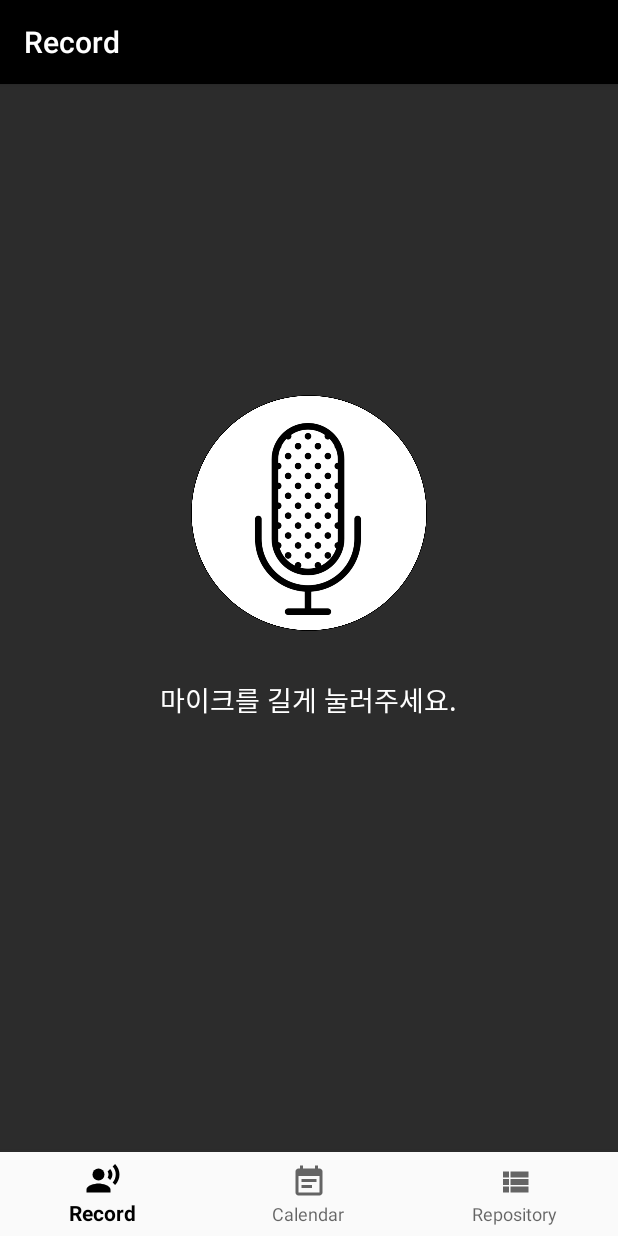
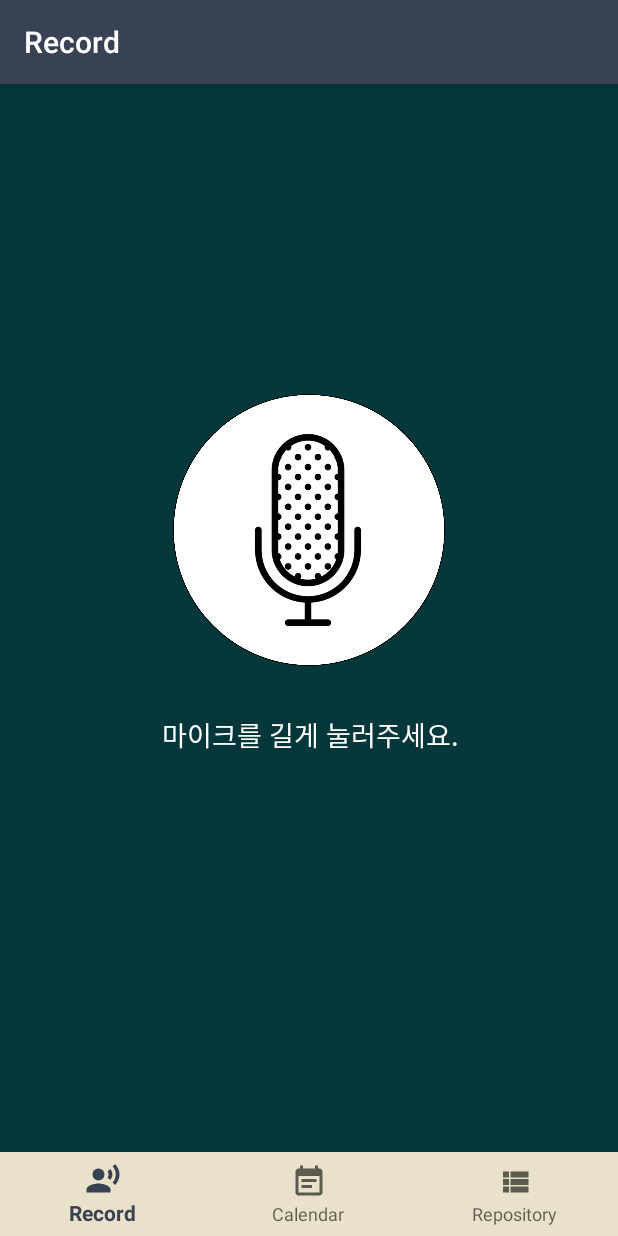
Before and after one commit to MartinNoh/VoiceCalendar, an Android app: the screen it shows after launch (MainActivity), on a phone screen of 412 x 824 dp. Run offline under Robolectric (Android 15) with nearby library versions, the phone set to English and light mode, and no system bars; our stand-ins replace navigation-ui.

Commit message:
VoiceCalendar design fragment_record ver1 commit

```diff
--- a/app/src/main/java/com/androidcode/voicecalendar/recyclerView/RecyclerViewCustomAdapterCalendar.java
+++ b/app/src/main/java/com/androidcode/voicecalendar/recyclerView/RecyclerViewCustomAdapterCalendar.java
@@ -121,7 +121,7 @@ public class RecyclerViewCustomAdapterCalendar extends RecyclerView.Adapter<Recy
         public void onBindViewHolder(@NonNull CustomViewHolder viewholder, int position) {
 
             viewholder.item.setTextSize(TypedValue.COMPLEX_UNIT_SP, 16);
-            viewholder.item.setText("" + (position+1) + ".  " + mList.get(position).getContent());
+            viewholder.item.setText("" + (position+1) + ".  " + mList.get(position).getContent().trim());
         }
 
         @Override
--- a/app/src/main/java/com/androidcode/voicecalendar/recyclerView/RecyclerViewCustomAdapterRepository.java
+++ b/app/src/main/java/com/androidcode/voicecalendar/recyclerView/RecyclerViewCustomAdapterRepository.java
@@ -124,7 +124,7 @@ public class RecyclerViewCustomAdapterRepository extends RecyclerView.Adapter<Re
             String month = time[1].length() == 2 ? time[1] : "0" + time[1];
             String day = time[2].length() == 2 ? time[2] : "0" + time[2];
             viewholder.content.setTextSize(TypedValue.COMPLEX_UNIT_SP, 16);
-            viewholder.content.setText(year + "/" + month + "/" + day + "\t" + mList.get(position).getContent());
+            viewholder.content.setText(year + "/" + month + "/" + day + " " + mList.get(position).getContent().trim());
         }
 
         @Override
--- a/app/src/main/res/layout/activity_main.xml
+++ b/app/src/main/res/layout/activity_main.xml
@@ -4,16 +4,14 @@
     android:id="@+id/container"
     android:layout_width="match_parent"
     android:layout_height="match_parent"
-    android:background="#2C2C2C"
+    android:background="#033739"
     android:paddingTop="?attr/actionBarSize">
 
     <com.google.android.material.bottomnavigation.BottomNavigationView
         android:id="@+id/nav_view"
         android:layout_width="0dp"
         android:layout_height="wrap_content"
-        android:layout_marginStart="0dp"
-        android:layout_marginEnd="0dp"
-        android:background="?android:attr/windowBackground"
+        android:background="#E9E1C9"
         app:layout_constraintBottom_toBottomOf="parent"
         app:layout_constraintLeft_toLeftOf="parent"
         app:layout_constraintRight_toRightOf="parent"
--- a/app/src/main/res/layout/edit_box.xml
+++ b/app/src/main/res/layout/edit_box.xml
@@ -4,6 +4,7 @@
     xmlns:tools="http://schemas.android.com/tools"
     android:layout_width="match_parent"
     android:layout_height="match_parent"
+    android:background="#E9E1C9"
     android:orientation="vertical"
     android:padding="10dp">
 
@@ -35,7 +36,9 @@
         android:layout_height="wrap_content"
         android:layout_margin="16dp"
         android:layout_marginTop="32dp"
+        android:background="#384252"
         android:text="수정"
+        android:textColor="#FFFFFF"
         app:layout_constraintHorizontal_bias="0.509"
         app:layout_constraintLeft_toLeftOf="parent"
         app:layout_constraintRight_toRightOf="parent"
--- a/app/src/main/res/layout/fragment_calendar.xml
+++ b/app/src/main/res/layout/fragment_calendar.xml
@@ -4,6 +4,7 @@
     xmlns:tools="http://schemas.android.com/tools"
     android:layout_width="match_parent"
     android:layout_height="match_parent"
+    android:background="#035557"
     tools:context=".fragment.CalendarFragment">
 
     <CalendarView
--- a/app/src/main/res/layout/fragment_record.xml
+++ b/app/src/main/res/layout/fragment_record.xml
@@ -19,7 +19,7 @@
         app:layout_constraintHorizontal_bias="0.0"
         app:layout_constraintStart_toStartOf="parent"
         app:layout_constraintTop_toBottomOf="@+id/tv_sttResult"
-        app:layout_constraintVertical_bias="1.0" />
+        app:layout_constraintVertical_bias="0.0" />
 
     <ImageButton
         android:id="@+id/btn_record"
@@ -33,13 +33,13 @@
         app:layout_constraintHorizontal_bias="0.498"
         app:layout_constraintStart_toStartOf="parent"
         app:layout_constraintTop_toTopOf="parent"
-        app:layout_constraintVertical_bias="0.289" />
+        app:layout_constraintVertical_bias="0.302" />
 
     <TextView
         android:id="@+id/tv_sttResult"
         android:layout_width="match_parent"
         android:layout_height="wrap_content"
-        android:layout_marginBottom="48dp"
+        android:layout_marginBottom="56dp"
         android:textAlignment="center"
         android:textColor="#FFFFFF"
         android:textSize="30sp"
@@ -52,12 +52,13 @@
         android:id="@+id/tv_instruction"
         android:layout_width="wrap_content"
         android:layout_height="wrap_content"
-        android:layout_marginTop="40dp"
+        android:layout_marginTop="56dp"
         android:text="마이크를 길게 눌러주세요."
         android:textAlignment="center"
         android:textColor="#FFFFFF"
         android:textSize="18sp"
         app:layout_constraintEnd_toEndOf="@+id/btn_record"
+        app:layout_constraintHorizontal_bias="0.484"
         app:layout_constraintStart_toStartOf="@+id/btn_record"
         app:layout_constraintTop_toBottomOf="@+id/btn_record" />
 
--- a/app/src/main/res/values/colors.xml
+++ b/app/src/main/res/values/colors.xml
@@ -1,6 +1,6 @@
 <?xml version="1.0" encoding="utf-8"?>
 <resources>
-    <color name="colorPrimary">#000000</color>
-    <color name="colorPrimaryDark">#000000</color>
-    <color name="colorAccent">#000000</color>
+    <color name="colorPrimary">#384252</color>
+    <color name="colorPrimaryDark">#384252</color>
+    <color name="colorAccent">#384252</color>
 </resources>
```
